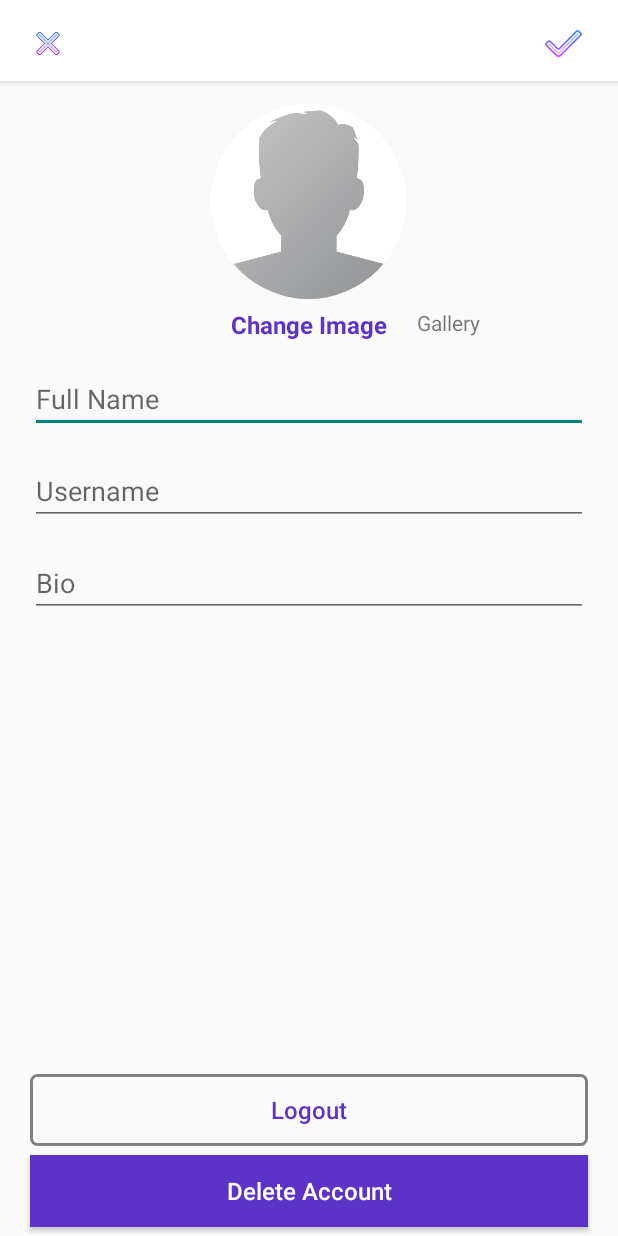
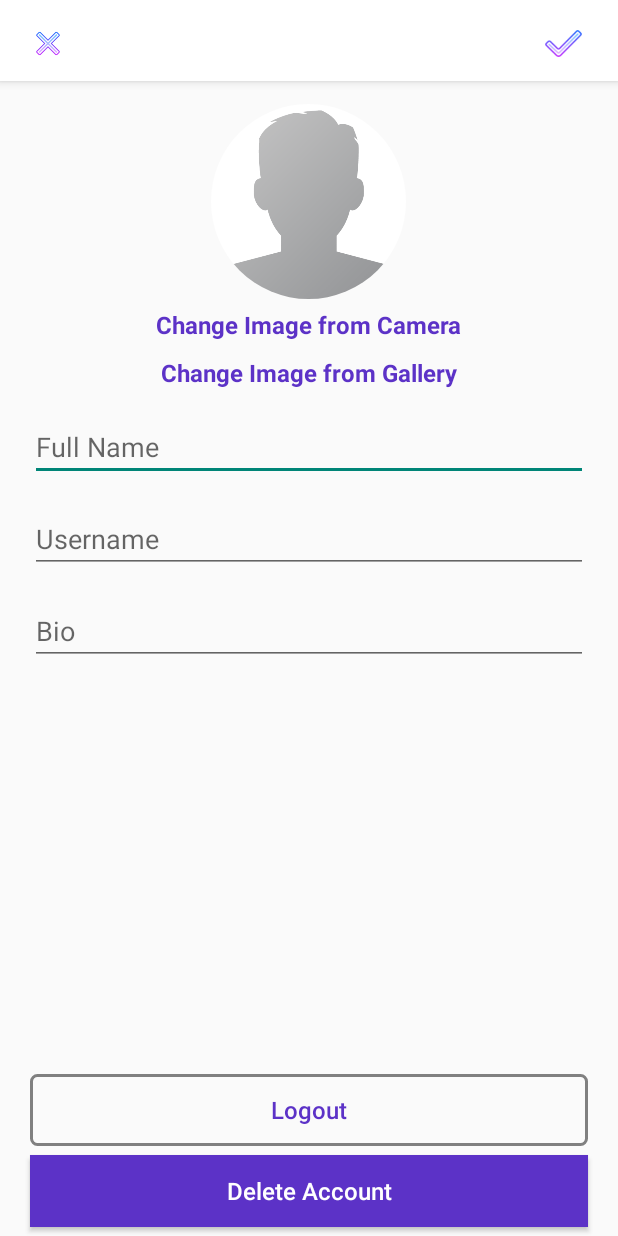
Before and after one commit to andreanr19/Reto1AplicacionesMoviles, an Android app: the AccountSettingsActivity screen opened directly, with no data from a screen before it, on a phone screen of 412 x 824 dp. Run offline under Robolectric (Android 15) with nearby library versions, the light colour scheme and no system bars; our stand-ins replace CircleImageView.

Commit message:
Everything is working correctly

```diff
--- a/app/src/main/java/edu/co/icesi/reto1aplicacionesmoviles/AccountSettingsActivity.kt
+++ b/app/src/main/java/edu/co/icesi/reto1aplicacionesmoviles/AccountSettingsActivity.kt
@@ -120,7 +120,11 @@ class AccountSettingsActivity : AppCompatActivity() {
             user!!.name = binding.fullNameProfilefragment.text.toString()
             user!!.username = binding.usernameProfilefragment.text.toString()
             user!!.bio = binding.bioProfilefragment.text.toString()
-            user!!.image = imgPath!!
+
+            if(!imgPath.isNullOrEmpty()&&!imgPath.contentEquals(user?.image)){
+                user!!.image = imgPath!!
+            }
+
 
             prefs.updateUser(user!!)
 
--- a/app/src/main/res/drawable/buttons_background.xml
+++ b/app/src/main/res/drawable/buttons_background.xml
@@ -10,7 +10,7 @@
 
 
     <stroke android:width="2dp"
-        android:color="@color/colorPrimary"
+        android:color="@color/colorGray"
         ></stroke>
 
 
--- a/app/src/main/res/layout/activity_account_settings.xml
+++ b/app/src/main/res/layout/activity_account_settings.xml
@@ -68,19 +68,23 @@
         android:layout_below="@+id/profile_image_view_profilefragment"
         android:layout_centerHorizontal="true"
         android:layout_marginTop="6dp"
-        android:text="Change Image"
+        android:text="Change Image from Camera"
         android:textColor="@color/colorPrimary"
         android:textSize="16dp"
         android:textStyle="bold" />
+
     <TextView
         android:id="@+id/change_image_gallery_btn"
         android:layout_width="wrap_content"
         android:layout_height="wrap_content"
-        android:layout_toRightOf="@id/change_image_text_btn"
-        android:layout_below="@id/profile_image_view_profilefragment"
-        android:layout_marginTop="6dp"
+        android:layout_below="@id/change_image_text_btn"
+        android:layout_centerHorizontal="true"
         android:layout_marginLeft="20dp"
-        android:text="Gallery"
+        android:layout_marginTop="10dp"
+        android:textSize="16dp"
+        android:textColor="@color/colorPrimary"
+        android:text="Change Image from Gallery"
+        android:textStyle="bold"
         >
 
     </TextView>
@@ -89,7 +93,7 @@
         android:id="@+id/full_name_profilefragment"
         android:layout_width="match_parent"
         android:layout_height="wrap_content"
-        android:layout_below="@+id/change_image_text_btn"
+        android:layout_below="@+id/change_image_gallery_btn"
         android:layout_marginLeft="20dp"
         android:layout_marginTop="16dp"
         android:layout_marginRight="20dp"
--- a/app/src/main/res/layout/fragment_profile.xml
+++ b/app/src/main/res/layout/fragment_profile.xml
@@ -83,7 +83,7 @@
                 <LinearLayout
                     android:layout_width="190dp"
                     android:layout_height="90dp"
-                    android:layout_marginLeft="60dp"
+                    android:layout_marginLeft="20dp"
                     android:layout_marginTop="15dp"
                     android:orientation="vertical"
                   >
--- a/app/src/main/res/layout/postrow.xml
+++ b/app/src/main/res/layout/postrow.xml
@@ -116,14 +116,14 @@
         android:layout_below="@id/relativeLayoutButtons"
         android:layout_margin="10dp"
         >
+
         <TextView
             android:id="@+id/username"
             android:layout_width="wrap_content"
             android:layout_height="wrap_content"
             android:text="username"
-            android:textStyle="bold"
-            android:textColor="@color/black">
-        </TextView>
+            android:textColor="@color/black"
+            android:textStyle="bold"></TextView>
         <TextView
             android:id="@+id/captionPostET"
             android:layout_width="wrap_content"
```
Also changed, not shown: app/src/main/java/edu/co/icesi/reto1aplicacionesmoviles/Viewholder/PostViewHolder.kt (+2 -19 lines), app/src/main/res/layout/fragment_post.xml (+0 -10 lines).
